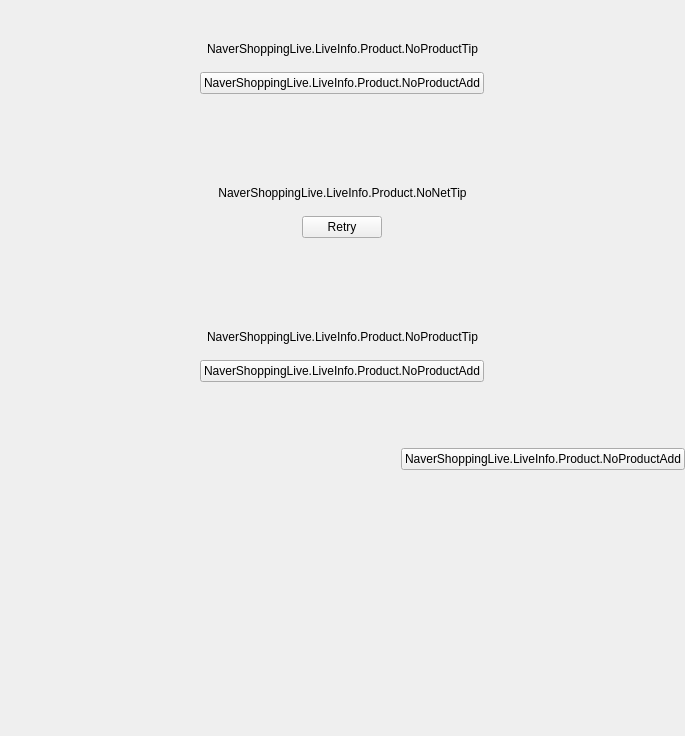
naver/prism-live-studio, file src/prism-live-studio/PRISMLiveStudio/prism-ui/PLSPlatformApi/naver-shopping-live/PLSLiveInfoNaverShoppingLIVEProductList.ui: the form before one commit.
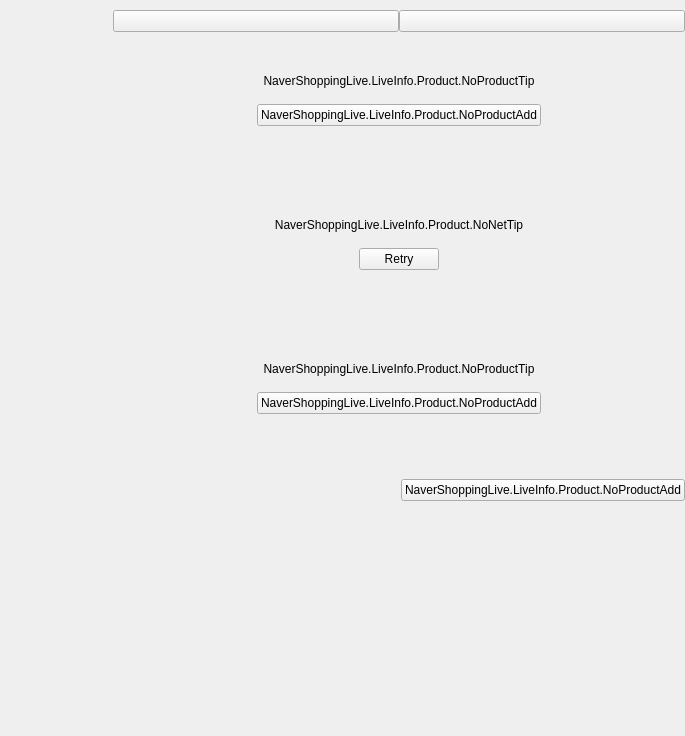
The form after the commit. Custom widgets are drawn as their Qt base class.

Diff of the .ui file:
```diff
--- a/src/prism-live-studio/PRISMLiveStudio/prism-ui/PLSPlatformApi/naver-shopping-live/PLSLiveInfoNaverShoppingLIVEProductList.ui
+++ b/src/prism-live-studio/PRISMLiveStudio/prism-ui/PLSPlatformApi/naver-shopping-live/PLSLiveInfoNaverShoppingLIVEProductList.ui
@@ -32,6 +32,47 @@
    <property name="bottomMargin">
     <number>0</number>
    </property>
+   <item>
+    <widget class="QWidget" name="attachmentWidget" native="true">
+     <layout class="QHBoxLayout" name="horizontalLayout_3">
+      <property name="spacing">
+       <number>0</number>
+      </property>
+      <property name="leftMargin">
+       <number>113</number>
+      </property>
+      <property name="topMargin">
+       <number>10</number>
+      </property>
+      <property name="rightMargin">
+       <number>0</number>
+      </property>
+      <property name="bottomMargin">
+       <number>0</number>
+      </property>
+      <item>
+       <widget class="PLSProductBtn" name="mainProductBtn">
+        <property name="text">
+         <string/>
+        </property>
+        <property name="checkable">
+         <bool>true</bool>
+        </property>
+       </widget>
+      </item>
+      <item>
+       <widget class="PLSProductBtn" name="subProductBtn">
+        <property name="text">
+         <string/>
+        </property>
+        <property name="checkable">
+         <bool>true</bool>
+        </property>
+       </widget>
+      </item>
+     </layout>
+    </widget>
+   </item>
    <item>
     <widget class="QWidget" name="noProductPage" native="true">
      <layout class="QVBoxLayout" name="verticalLayout">
@@ -42,7 +83,7 @@
        <enum>QLayout::SetMinimumSize</enum>
       </property>
       <property name="leftMargin">
-       <number>0</number>
+       <number>113</number>
       </property>
       <property name="topMargin">
        <number>0</number>
@@ -131,7 +172,7 @@
        <enum>QLayout::SetMinimumSize</enum>
       </property>
       <property name="leftMargin">
-       <number>0</number>
+       <number>113</number>
       </property>
       <property name="topMargin">
        <number>0</number>
@@ -226,7 +267,7 @@
        <enum>QLayout::SetMinimumSize</enum>
       </property>
       <property name="leftMargin">
-       <number>0</number>
+       <number>113</number>
       </property>
       <property name="topMargin">
        <number>0</number>
@@ -355,7 +396,7 @@
         </property>
         <item>
          <widget class="QWidget" name="guideWidget" native="true">
-          <layout class="QHBoxLayout" name="horizontalLayout_2" stretch="0,1,0">
+          <layout class="QHBoxLayout" name="horizontalLayout_2" stretch="0,0,1,0">
            <property name="spacing">
             <number>6</number>
            </property>
@@ -363,13 +404,13 @@
             <number>0</number>
            </property>
            <property name="topMargin">
-            <number>16</number>
+            <number>15</number>
            </property>
            <property name="rightMargin">
             <number>0</number>
            </property>
            <property name="bottomMargin">
-            <number>10</number>
+            <number>15</number>
            </property>
            <item>
             <widget class="QLabel" name="fixGuideIcon">
@@ -378,6 +419,19 @@
              </property>
             </widget>
            </item>
+           <item>
+            <spacer name="horizontalSpacer_2">
+             <property name="orientation">
+              <enum>Qt::Horizontal</enum>
+             </property>
+             <property name="sizeHint" stdset="0">
+              <size>
+               <width>0</width>
+               <height>20</height>
+              </size>
+             </property>
+            </spacer>
+           </item>
            <item>
             <widget class="QLabel" name="fixGuideText">
              <property name="text">
@@ -455,6 +509,13 @@
    </item>
   </layout>
  </widget>
+ <customwidgets>
+  <customwidget>
+   <class>PLSProductBtn</class>
+   <extends>QPushButton</extends>
+   <header>PLSLiveInfoNaverShoppingLIVEProductList.h</header>
+  </customwidget>
+ </customwidgets>
  <resources/>
  <connections/>
 </ui>
```
Left out of the diff: 5 changed lines with no effect on the pictures.
